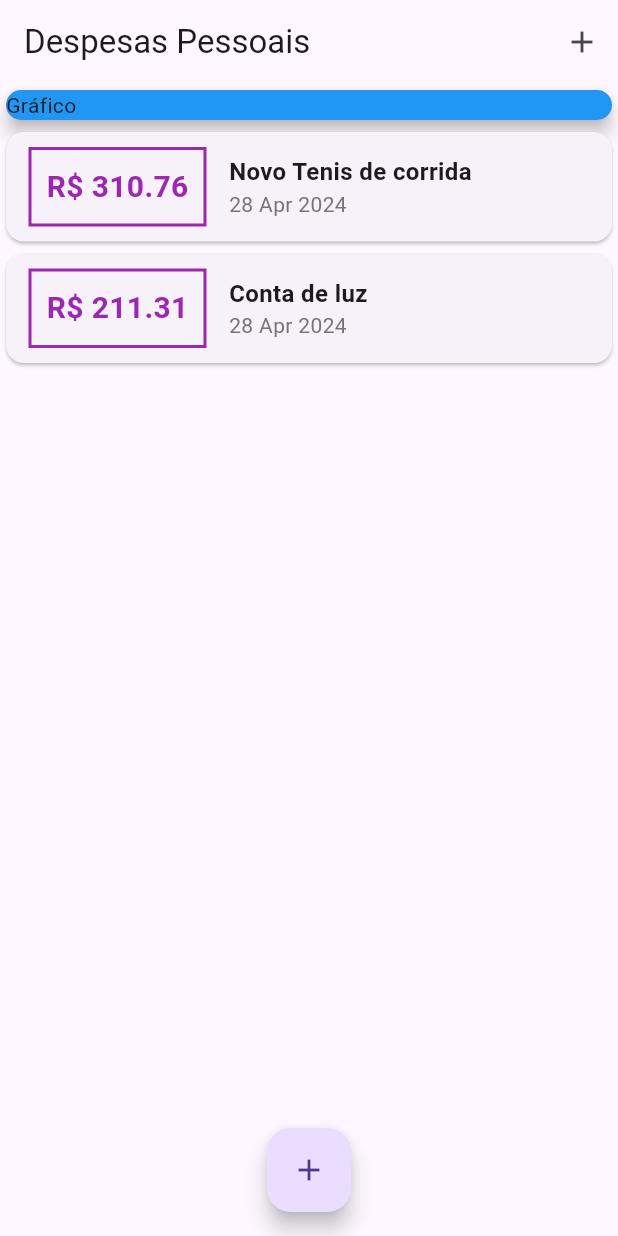
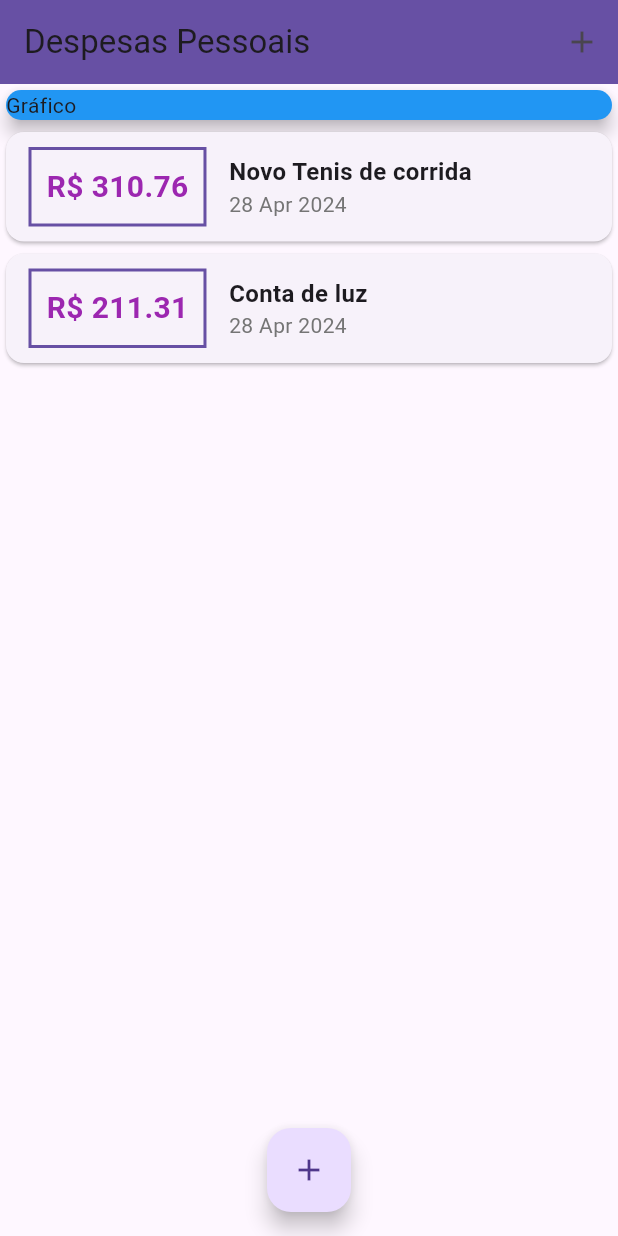
Before and after one commit to Junior580/personalExpensesApp, a Flutter app: the screen it shows after launch, on a phone screen of 412 x 824 dp. Run offline on Flutter 3.47's test engine with Material 3 defaults, Android fonts, the phone set to English and light mode, and no system bars.

Commit message:
feat: components

```diff
--- a/lib/components/transaction_list.dart
+++ b/lib/components/transaction_list.dart
@@ -22,7 +22,7 @@ class TransactionList extends StatelessWidget {
                       const EdgeInsets.symmetric(horizontal: 15, vertical: 10),
                   decoration: BoxDecoration(
                       border: Border.all(
-                    color: Colors.purple,
+                    color: Theme.of(context).primaryColor,
                     width: 2,
                   )),
                   padding: const EdgeInsets.all(10),
--- a/lib/main.dart
+++ b/lib/main.dart
@@ -12,7 +12,8 @@ class ExpensesApp extends StatelessWidget {
 
   @override
   Widget build(BuildContext context) {
-    return const MaterialApp(home: HomePage());
+    return MaterialApp(
+        theme: ThemeData(primarySwatch: Colors.purple), home: const HomePage());
   }
 }
 
@@ -49,6 +50,8 @@ class _HomePageState extends State<HomePage> {
     setState(() {
       _transactions.add(newTransaction);
     });
+
+    Navigator.of(context).pop();
   }
 
   _openTransactionFormModal(BuildContext context) {
@@ -63,6 +66,7 @@ class _HomePageState extends State<HomePage> {
   Widget build(BuildContext context) {
     return Scaffold(
       appBar: AppBar(
+        backgroundColor: Theme.of(context).primaryColor,
         title: const Text('Despesas Pessoais'),
         actions: [
           IconButton(
```
